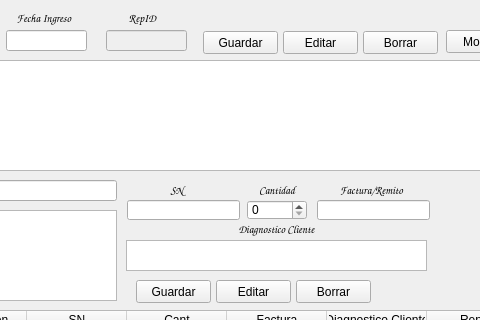
Above: ingreso.ui from Matias2178/Sistema_Postventa before the change; both pictures show x 294 to 774 and y 0 to 320 of the 918 by 617 pixel window. Below: the same form after it.
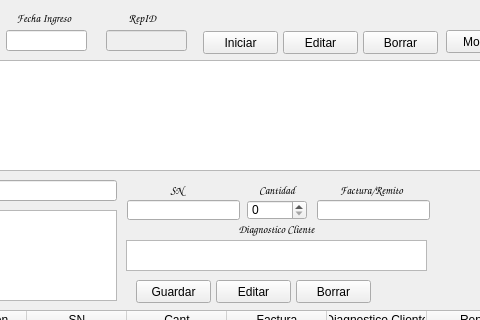
That is the form after the change.

What changed in the file:
```diff
--- a/ingreso.ui
+++ b/ingreso.ui
@@ -304,7 +304,7 @@
     </rect>
    </property>
    <property name="text">
-    <string>Guardar</string>
+    <string>Iniciar</string>
    </property>
   </widget>
   <widget class="QLineEdit" name="FIngreso">
```
Left out of the diff: 2 changed lines with no effect on the pictures.
